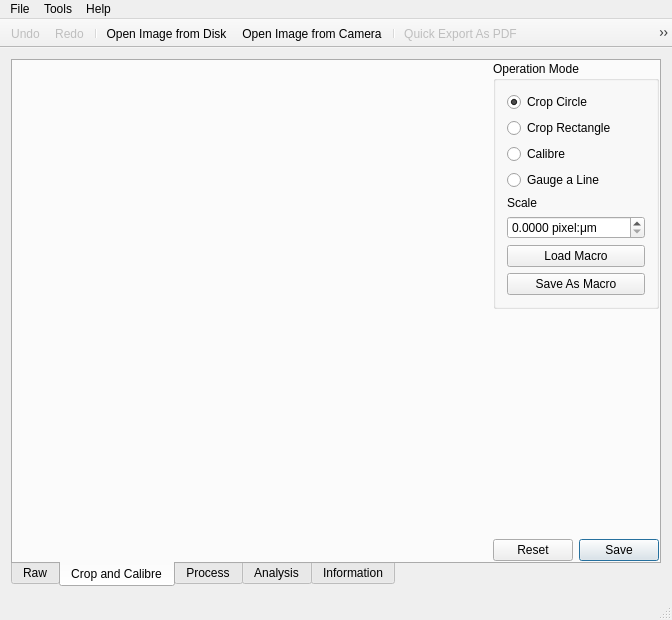
Before: the Qt Designer form gui/mainwindow.ui in librehat/caiga, drawn with Qt 5.
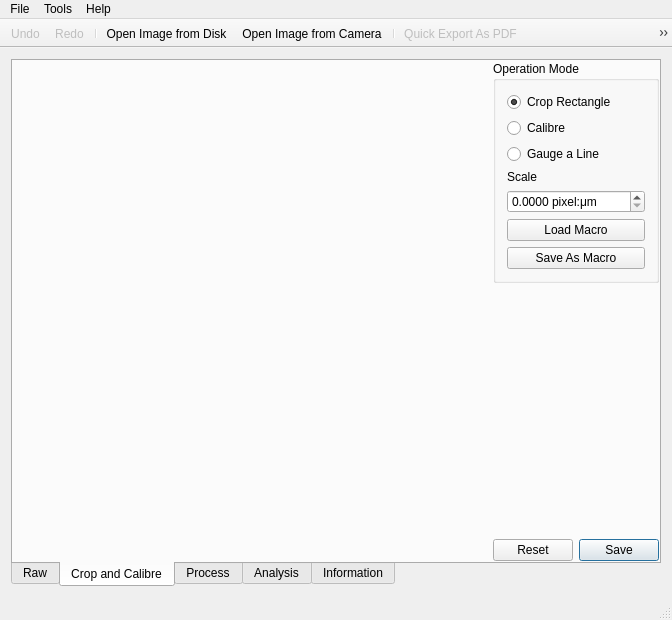
After: the same form once the commit is applied. The open tabs and pages were chosen to show the change. Icons and pictures are not drawn. Custom widgets are drawn as their Qt base class.

Commit message: remove circular crop.

What changed in the file:
```diff
--- a/gui/mainwindow.ui
+++ b/gui/mainwindow.ui
@@ -142,24 +142,14 @@
            <string>Operation Mode</string>
           </property>
           <layout class="QVBoxLayout" name="verticalLayout_6">
-           <item>
-            <widget class="QRadioButton" name="cropCircleRadio">
-             <property name="text">
-              <string>Crop Circle</string>
-             </property>
-             <property name="checked">
-              <bool>true</bool>
-             </property>
-             <attribute name="buttonGroup">
-              <string notr="true">buttonGroup</string>
-             </attribute>
-            </widget>
-           </item>
            <item>
             <widget class="QRadioButton" name="cropRectRadio">
              <property name="text">
               <string>Crop Rectangle</string>
              </property>
+             <property name="checked">
+              <bool>true</bool>
+             </property>
              <attribute name="buttonGroup">
               <string notr="true">buttonGroup</string>
              </attribute>
```
The commit also changes 9 other files.
